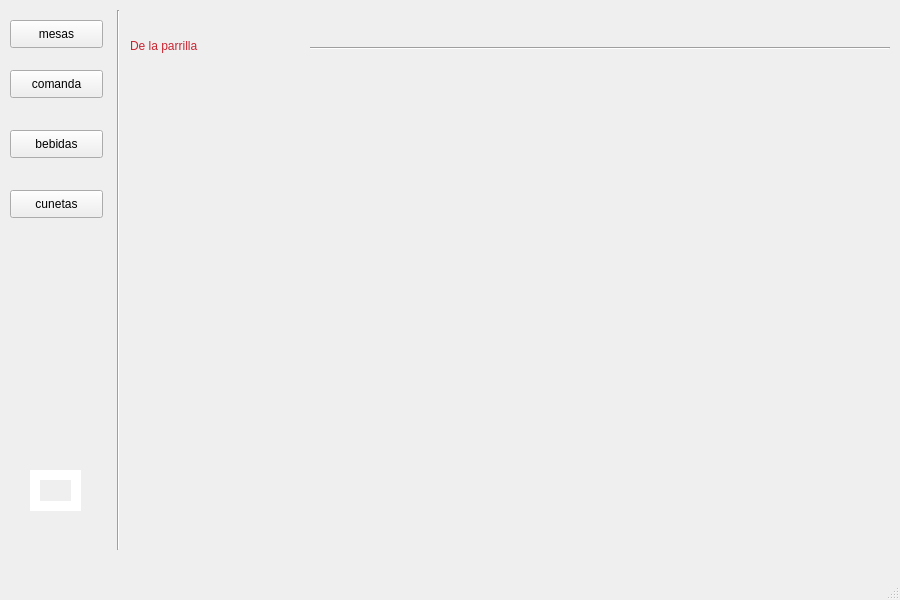
Before: the Qt Designer form Restaurante/Mesero/principal_mesero.ui in camvaz/restaurante-ihc, drawn with Qt 5.
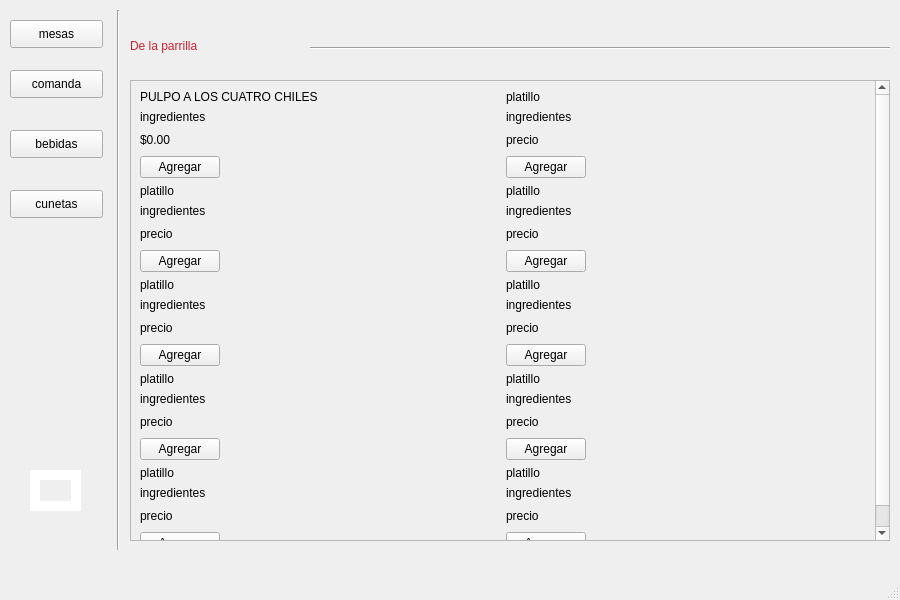
After: the same form once the commit is applied. The open tabs and pages were chosen to show the change. Icons and pictures are not drawn.

```diff
--- a/Restaurante/Mesero/principal_mesero.ui
+++ b/Restaurante/Mesero/principal_mesero.ui
@@ -633,6 +633,635 @@
        <string>De la parrilla</string>
       </property>
      </widget>
+     <widget class="QScrollArea" name="scrollArea">
+      <property name="geometry">
+       <rect>
+        <x>0</x>
+        <y>70</y>
+        <width>760</width>
+        <height>461</height>
+       </rect>
+      </property>
+      <property name="widgetResizable">
+       <bool>true</bool>
+      </property>
+      <widget class="QWidget" name="scrollAreaWidgetContents">
+       <property name="geometry">
+        <rect>
+         <x>0</x>
+         <y>0</y>
+         <width>737</width>
+         <height>577</height>
+        </rect>
+       </property>
+       <layout class="QGridLayout" name="gridLayout">
+        <item row="1" column="0">
+         <layout class="QGridLayout" name="gridLayout_5">
+          <item row="0" column="0">
+           <layout class="QGridLayout" name="gridLayout_6">
+            <item row="0" column="0" colspan="2">
+             <widget class="QLabel" name="label_29">
+              <property name="text">
+               <string>platillo</string>
+              </property>
+             </widget>
+            </item>
+            <item row="1" column="0" colspan="2">
+             <widget class="QLabel" name="label_30">
+              <property name="text">
+               <string>ingredientes</string>
+              </property>
+             </widget>
+            </item>
+            <item row="2" column="0">
+             <widget class="QLabel" name="label_31">
+              <property name="text">
+               <string>precio</string>
+              </property>
+             </widget>
+            </item>
+            <item row="2" column="1">
+             <spacer name="horizontalSpacer_5">
+              <property name="orientation">
+               <enum>Qt::Horizontal</enum>
+              </property>
+              <property name="sizeHint" stdset="0">
+               <size>
+                <width>78</width>
+                <height>20</height>
+               </size>
+              </property>
+             </spacer>
+            </item>
+            <item row="3" column="0">
+             <widget class="QPushButton" name="pushButton_3">
+              <property name="text">
+               <string>Agregar</string>
+              </property>
+             </widget>
+            </item>
+            <item row="3" column="1">
+             <spacer name="horizontalSpacer_6">
+              <property name="orientation">
+               <enum>Qt::Horizontal</enum>
+              </property>
+              <property name="sizeHint" stdset="0">
+               <size>
+                <width>78</width>
+                <height>20</height>
+               </size>
+              </property>
+             </spacer>
+            </item>
+           </layout>
+          </item>
+          <item row="0" column="1">
+           <layout class="QGridLayout" name="gridLayout_7">
+            <item row="0" column="0" colspan="2">
+             <widget class="QLabel" name="label_32">
+              <property name="text">
+               <string>platillo</string>
+              </property>
+             </widget>
+            </item>
+            <item row="1" column="0" colspan="2">
+             <widget class="QLabel" name="label_33">
+              <property name="text">
+               <string>ingredientes</string>
+              </property>
+             </widget>
+            </item>
+            <item row="2" column="0">
+             <widget class="QLabel" name="label_34">
+              <property name="text">
+               <string>precio</string>
+              </property>
+             </widget>
+            </item>
+            <item row="2" column="1">
+             <spacer name="horizontalSpacer_7">
+              <property name="orientation">
+               <enum>Qt::Horizontal</enum>
+              </property>
+              <property name="sizeHint" stdset="0">
+               <size>
+                <width>78</width>
+                <height>20</height>
+               </size>
+              </property>
+             </spacer>
+            </item>
+            <item row="3" column="0">
+             <widget class="QPushButton" name="pushButton_4">
+              <property name="text">
+               <string>Agregar</string>
+              </property>
+             </widget>
+            </item>
+            <item row="3" column="1">
+             <spacer name="horizontalSpacer_8">
+              <property name="orientation">
+               <enum>Qt::Horizontal</enum>
+              </property>
+              <property name="sizeHint" stdset="0">
+               <size>
+                <width>78</width>
+                <height>20</height>
+               </size>
+              </property>
+             </spacer>
+            </item>
+           </layout>
+          </item>
+         </layout>
+        </item>
+        <item row="4" column="0">
+         <layout class="QGridLayout" name="gridLayout_11">
+          <item row="0" column="0">
+           <layout class="QGridLayout" name="gridLayout_12">
+            <item row="3" column="0">
+             <widget class="QPushButton" name="pushButton_7">
+              <property name="text">
+               <string>Agregar</string>
+              </property>
+             </widget>
+            </item>
+            <item row="1" column="0" colspan="2">
+             <widget class="QLabel" name="label_42">
+              <property name="text">
+               <string>ingredientes</string>
+              </property>
+             </widget>
+            </item>
+            <item row="2" column="1">
+             <spacer name="horizontalSpacer_13">
+              <property name="orientation">
+               <enum>Qt::Horizontal</enum>
+              </property>
+              <property name="sizeHint" stdset="0">
+               <size>
+                <width>78</width>
+                <height>20</height>
+               </size>
+              </property>
+             </spacer>
+            </item>
+            <item row="0" column="0" colspan="2">
+             <widget class="QLabel" name="label_41">
+              <property name="text">
+               <string>platillo</string>
+              </property>
+             </widget>
+            </item>
+            <item row="3" column="1">
+             <spacer name="horizontalSpacer_14">
+              <property name="orientation">
+               <enum>Qt::Horizontal</enum>
+              </property>
+              <property name="sizeHint" stdset="0">
+               <size>
+                <width>78</width>
+                <height>20</height>
+               </size>
+              </property>
+             </spacer>
+            </item>
+            <item row="2" column="0">
+             <widget class="QLabel" name="label_43">
+              <property name="text">
+               <string>precio</string>
+              </property>
+             </widget>
+            </item>
+           </layout>
+          </item>
+          <item row="0" column="1">
+           <layout class="QGridLayout" name="gridLayout_13">
+            <item row="0" column="0" colspan="2">
+             <widget class="QLabel" name="label_44">
+              <property name="text">
+               <string>platillo</string>
+              </property>
+             </widget>
+            </item>
+            <item row="1" column="0" colspan="2">
+             <widget class="QLabel" name="label_45">
+              <property name="text">
+               <string>ingredientes</string>
+              </property>
+             </widget>
+            </item>
+            <item row="2" column="0">
+             <widget class="QLabel" name="label_46">
+              <property name="text">
+               <string>precio</string>
+              </property>
+             </widget>
+            </item>
+            <item row="2" column="1">
+             <spacer name="horizontalSpacer_15">
+              <property name="orientation">
+               <enum>Qt::Horizontal</enum>
+              </property>
+              <property name="sizeHint" stdset="0">
+               <size>
+                <width>78</width>
+                <height>20</height>
+               </size>
+              </property>
+             </spacer>
+            </item>
+            <item row="3" column="0">
+             <widget class="QPushButton" name="pushButton_8">
+              <property name="text">
+               <string>Agregar</string>
+              </property>
+             </widget>
+            </item>
+            <item row="3" column="1">
+             <spacer name="horizontalSpacer_16">
+              <property name="orientation">
+               <enum>Qt::Horizontal</enum>
+              </property>
+              <property name="sizeHint" stdset="0">
+               <size>
+                <width>78</width>
+                <height>20</height>
+               </size>
+              </property>
+             </spacer>
+            </item>
+           </layout>
+          </item>
+         </layout>
+        </item>
+        <item row="3" column="0">
+         <layout class="QGridLayout" name="gridLayout_8">
+          <item row="0" column="0">
+           <layout class="QGridLayout" name="gridLayout_9">
+            <item row="0" column="0" colspan="2">
+             <widget class="QLabel" name="label_35">
+              <property name="text">
+               <string>platillo</string>
+              </property>
+             </widget>
+            </item>
+            <item row="1" column="0" colspan="2">
+             <widget class="QLabel" name="label_36">
+              <property name="text">
+               <string>ingredientes</string>
+              </property>
+             </widget>
+            </item>
+            <item row="2" column="0">
+             <widget class="QLabel" name="label_37">
+              <property name="text">
+               <string>precio</string>
+              </property>
+             </widget>
+            </item>
+            <item row="2" column="1">
+             <spacer name="horizontalSpacer_9">
+              <property name="orientation">
+               <enum>Qt::Horizontal</enum>
+              </property>
+              <property name="sizeHint" stdset="0">
+               <size>
+                <width>78</width>
+                <height>20</height>
+               </size>
+              </property>
+             </spacer>
+            </item>
+            <item row="3" column="0">
+             <widget class="QPushButton" name="pushButton_5">
+              <property name="text">
+               <string>Agregar</string>
+              </property>
+             </widget>
+            </item>
+            <item row="3" column="1">
+             <spacer name="horizontalSpacer_10">
+              <property name="orientation">
+               <enum>Qt::Horizontal</enum>
+              </property>
+              <property name="sizeHint" stdset="0">
+               <size>
+                <width>78</width>
+                <height>20</height>
+               </size>
+              </property>
+             </spacer>
+            </item>
+           </layout>
+          </item>
+          <item row="0" column="1">
+           <layout class="QGridLayout" name="gridLayout_10">
+            <item row="0" column="0" colspan="2">
+             <widget class="QLabel" name="label_38">
+              <property name="text">
+               <string>platillo</string>
+              </property>
+             </widget>
+            </item>
+            <item row="1" column="0" colspan="2">
+             <widget class="QLabel" name="label_39">
+              <property name="text">
+               <string>ingredientes</string>
+              </property>
+             </widget>
+            </item>
+            <item row="2" column="0">
+             <widget class="QLabel" name="label_40">
+              <property name="text">
+               <string>precio</string>
+              </property>
+             </widget>
+            </item>
+            <item row="2" column="1">
+             <spacer name="horizontalSpacer_11">
+              <property name="orientation">
+               <enum>Qt::Horizontal</enum>
+              </property>
+              <property name="sizeHint" stdset="0">
+               <size>
+                <width>78</width>
+                <height>20</height>
+               </size>
+              </property>
+             </spacer>
+            </item>
+            <item row="3" column="0">
+             <widget class="QPushButton" name="pushButton_6">
+              <property name="text">
+               <string>Agregar</string>
+              </property>
+             </widget>
+            </item>
+            <item row="3" column="1">
+             <spacer name="horizontalSpacer_12">
+              <property name="orientation">
+               <enum>Qt::Horizontal</enum>
+              </property>
+              <property name="sizeHint" stdset="0">
+               <size>
+                <width>78</width>
+                <height>20</height>
+               </size>
+              </property>
+             </spacer>
+            </item>
+           </layout>
+          </item>
+         </layout>
+        </item>
+        <item row="0" column="0">
+         <layout class="QHBoxLayout" name="horizontalLayout">
+          <item>
+           <layout class="QGridLayout" name="gridLayout_4">
+            <item row="0" column="0">
+             <layout class="QGridLayout" name="gridLayout_2">
+              <item row="0" column="0" colspan="2">
+               <widget class="QLabel" name="label_8">
+                <property name="text">
+                 <string>PULPO A LOS CUATRO CHILES</string>
+                </property>
+               </widget>
+              </item>
+              <item row="1" column="0" colspan="2">
+               <widget class="QLabel" name="label_24">
+                <property name="text">
+                 <string>ingredientes</string>
+                </property>
+               </widget>
+              </item>
+              <item row="3" column="0">
+               <widget class="QPushButton" name="pushButton">
+                <property name="text">
+                 <string>Agregar</string>
+                </property>
+               </widget>
+              </item>
+              <item row="2" column="0">
+               <widget class="QLabel" name="label_25">
+                <property name="text">
+                 <string>$0.00</string>
+                </property>
+               </widget>
+              </item>
+              <item row="3" column="1">
+               <spacer name="horizontalSpacer_2">
+                <property name="orientation">
+                 <enum>Qt::Horizontal</enum>
+                </property>
+                <property name="sizeHint" stdset="0">
+                 <size>
+                  <width>78</width>
+                  <height>20</height>
+                 </size>
+                </property>
+               </spacer>
+              </item>
+              <item row="2" column="1">
+               <spacer name="horizontalSpacer">
+                <property name="orientation">
+                 <enum>Qt::Horizontal</enum>
+                </property>
+                <property name="sizeHint" stdset="0">
+                 <size>
+                  <width>78</width>
+                  <height>20</height>
+                 </size>
+                </property>
+               </spacer>
+              </item>
+             </layout>
+            </item>
+            <item row="0" column="1">
+             <layout class="QGridLayout" name="gridLayout_3">
+              <item row="0" column="0" colspan="2">
+               <widget class="QLabel" name="label_26">
+                <property name="text">
+                 <string>platillo</string>
+                </property>
+               </widget>
+              </item>
+              <item row="1" column="0" colspan="2">
+               <widget class="QLabel" name="label_27">
+                <property name="text">
+                 <string>ingredientes</string>
+                </property>
+               </widget>
+              </item>
+              <item row="2" column="0">
+               <widget class="QLabel" name="label_28">
+                <property name="text">
+                 <string>precio</string>
+                </property>
+               </widget>
+              </item>
+              <item row="2" column="1">
+               <spacer name="horizontalSpacer_3">
+                <property name="orientation">
+                 <enum>Qt::Horizontal</enum>
+                </property>
+                <property name="sizeHint" stdset="0">
+                 <size>
+                  <width>78</width>
+                  <height>20</height>
+                 </size>
+                </property>
+               </spacer>
+              </item>
+              <item row="3" column="0">
+               <widget class="QPushButton" name="pushButton_2">
+                <property name="text">
+                 <string>Agregar</string>
+                </property>
+               </widget>
+              </item>
+              <item row="3" column="1">
+               <spacer name="horizontalSpacer_4">
+                <property name="orientation">
+                 <enum>Qt::Horizontal</enum>
+                </property>
+                <property name="sizeHint" stdset="0">
+                 <size>
+                  <width>78</width>
+                  <height>20</height>
+                 </size>
+                </property>
+               </spacer>
+              </item>
+             </layout>
+            </item>
+           </layout>
+          </item>
+         </layout>
+        </item>
+        <item row="2" column="0">
+         <layout class="QGridLayout" name="gridLayout_17">
+          <item row="0" column="0">
+           <layout class="QGridLayout" name="gridLayout_18">
+            <item row="0" column="0" colspan="2">
+             <widget class="QLabel" name="label_53">
+              <property name="text">
+               <string>platillo</string>
+              </property>
+             </widget>
+            </item>
+            <item row="1" column="0" colspan="2">
+             <widget class="QLabel" name="label_54">
+              <property name="text">
+               <string>ingredientes</string>
+              </property>
+             </widget>
+            </item>
+            <item row="2" column="0">
+             <widget class="QLabel" name="label_55">
+              <property name="text">
+               <string>precio</string>
+              </property>
+             </widget>
+            </item>
+            <item row="2" column="1">
+             <spacer name="horizontalSpacer_21">
+              <property name="orientation">
+               <enum>Qt::Horizontal</enum>
+              </property>
+              <property name="sizeHint" stdset="0">
+               <size>
+                <width>78</width>
+                <height>20</height>
+               </size>
+              </property>
+             </spacer>
+            </item>
+            <item row="3" column="0">
+             <widget class="QPushButton" name="pushButton_11">
+              <property name="text">
+               <string>Agregar</string>
+              </property>
+             </widget>
+            </item>
+            <item row="3" column="1">
+             <spacer name="horizontalSpacer_22">
+              <property name="orientation">
+               <enum>Qt::Horizontal</enum>
+              </property>
+              <property name="sizeHint" stdset="0">
+               <size>
+                <width>78</width>
+                <height>20</height>
+               </size>
+              </property>
+             </spacer>
+            </item>
+           </layout>
+          </item>
+          <item row="0" column="1">
+           <layout class="QGridLayout" name="gridLayout_19">
+            <item row="0" column="0" colspan="2">
+             <widget class="QLabel" name="label_56">
+              <property name="text">
+               <string>platillo</string>
+              </property>
+             </widget>
+            </item>
+            <item row="1" column="0" colspan="2">
+             <widget class="QLabel" name="label_57">
+              <property name="text">
+               <string>ingredientes</string>
+              </property>
+             </widget>
+            </item>
+            <item row="2" column="0">
+             <widget class="QLabel" name="label_58">
+              <property name="text">
+               <string>precio</string>
+              </property>
+             </widget>
+            </item>
+            <item row="2" column="1">
+             <spacer name="horizontalSpacer_23">
+              <property name="orientation">
+               <enum>Qt::Horizontal</enum>
+              </property>
+              <property name="sizeHint" stdset="0">
+               <size>
+                <width>78</width>
+                <height>20</height>
+               </size>
+              </property>
+             </spacer>
+            </item>
+            <item row="3" column="0">
+             <widget class="QPushButton" name="pushButton_12">
+              <property name="text">
+               <string>Agregar</string>
+              </property>
+             </widget>
+            </item>
+            <item row="3" column="1">
+             <spacer name="horizontalSpacer_24">
+              <property name="orientation">
+               <enum>Qt::Horizontal</enum>
+              </property>
+              <property name="sizeHint" stdset="0">
+               <size>
+                <width>78</width>
+                <height>20</height>
+               </size>
+              </property>
+             </spacer>
+            </item>
+           </layout>
+          </item>
+         </layout>
+        </item>
+       </layout>
+      </widget>
+     </widget>
     </widget>
     <widget class="QWidget" name="page_4">
      <widget class="Line" name="line_5">
```
Left out of the diff: 3832 changed lines with no effect on the pictures.
